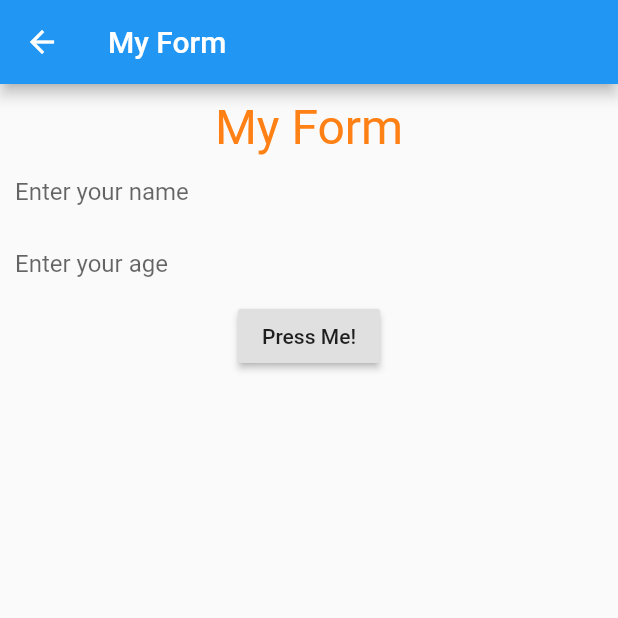
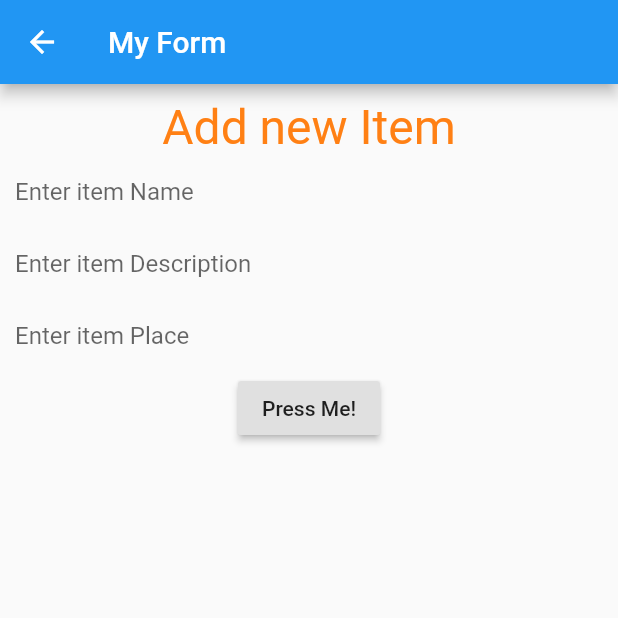
Before and after one commit to wanmuz86/flutter-todo, a Flutter app: the MyForm screen opened directly, on a phone screen of 412 x 824 dp, the top half of it. Run offline on Flutter 3.47's test engine with Material 2 defaults, Android fonts, the phone set to English and light mode, and no system bars.

Commit message:
add item

```diff
--- a/lib/widgets/my_form.dart
+++ b/lib/widgets/my_form.dart
@@ -1,6 +1,6 @@
 
 import 'package:flutter/material.dart';
-
+import 'package:form_example/models/todo.dart';
 class MyForm extends StatefulWidget {
   @override
   _MyFormState createState() => _MyFormState();
@@ -10,7 +10,8 @@ class _MyFormState extends State<MyForm> {
 
   // You create Controlller to retrieve the value from the inputs
   var nameController = TextEditingController();
-  var ageController = TextEditingController();
+  var descController = TextEditingController();
+  var placeController = TextEditingController();
   @override
   Widget build(BuildContext context) {
 
@@ -30,25 +31,36 @@ class _MyFormState extends State<MyForm> {
     // change the color and the font size
     Center(
       child: Column(children: <Widget>[
-        Text("My Form", style: TextStyle(fontSize: 32,
+        Text("Add new Item", style: TextStyle(fontSize: 32,
     color: Color.fromARGB(255, 255, 128, 20)),),
     TextField(
       controller: nameController,
       decoration: InputDecoration(
         border: InputBorder.none,
-        hintText: 'Enter your name'
+        hintText: 'Enter item Name'
     )
       ),
       TextField(
-        controller: ageController,
+        controller: descController,
         decoration: InputDecoration(border: InputBorder.none,
-        hintText: 'Enter your age'
+        hintText: 'Enter item Description'
+        ),
+      ),
+      TextField(
+        controller: placeController,
+        decoration: InputDecoration(border: InputBorder.none,
+        hintText: 'Enter item Place'
         ),
       ),
       RaisedButton(child: Text("Press Me!"),
       onPressed: (){
-        print("Hello ${nameController.text} you are ${ageController.text} years old");
-      },)
+        // Navigator.pop(context); to close the page
+        // If you want to pass item, you pass it as second paremeter as an object
+        var newItem = Todo(name:nameController.text,
+        description: descController.text,
+        place: placeController.text);
+        Navigator.pop(context, {'item':newItem});
+           },)
       ]
       )
     )
```
Also changed, not shown: lib/widgets/details.dart (+19 -1 lines), lib/widgets/todolist.dart (+32 -7 lines).
